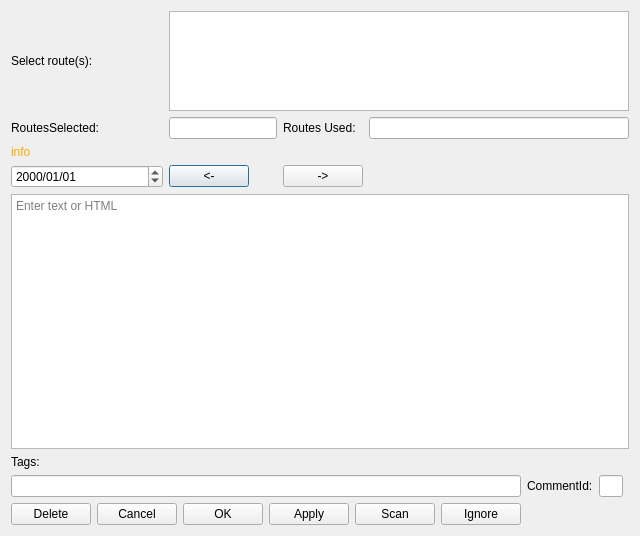
allenck/mapper, file ui/routecommentsdlg.ui: the form before one commit.
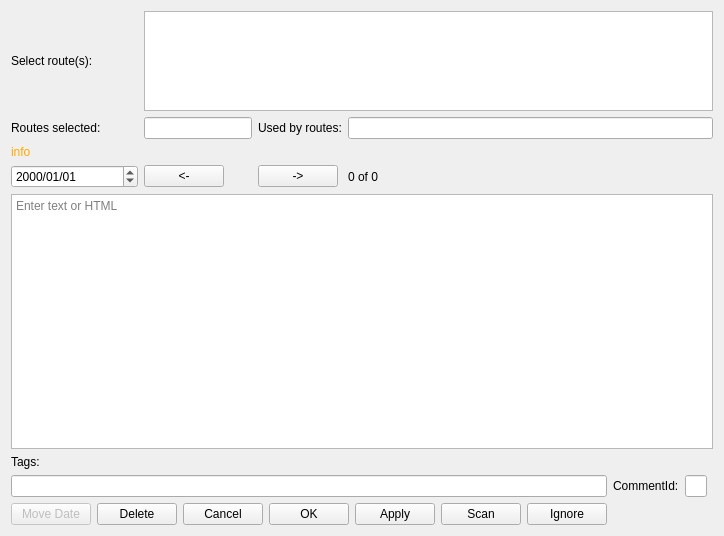
The form after the commit. Custom widgets are drawn as their Qt base class.

What changed in the file:
```diff
--- a/ui/routecommentsdlg.ui
+++ b/ui/routecommentsdlg.ui
@@ -6,7 +6,7 @@
    <rect>
     <x>0</x>
     <y>0</y>
-    <width>640</width>
+    <width>721</width>
     <height>536</height>
    </rect>
   </property>
@@ -14,23 +14,23 @@
    <string>Dialog</string>
   </property>
   <layout class="QGridLayout" name="gridLayout">
-   <item row="3" column="3" colspan="4">
-    <spacer name="horizontalSpacer">
-     <property name="orientation">
-      <enum>Qt::Orientation::Horizontal</enum>
-     </property>
-     <property name="sizeHint" stdset="0">
-      <size>
-       <width>79</width>
-       <height>20</height>
-      </size>
-     </property>
-    </spacer>
-   </item>
-   <item row="1" column="0">
-    <widget class="QLabel" name="label_4">
+   <item row="6" column="5">
+    <widget class="QLabel" name="label_3">
      <property name="text">
-      <string>RoutesSelected:</string>
+      <string>CommentId:</string>
+     </property>
+    </widget>
+   </item>
+   <item row="1" column="1">
+    <widget class="QLineEdit" name="routesSelected">
+     <property name="sizePolicy">
+      <sizepolicy hsizetype="Fixed" vsizetype="Fixed">
+       <horstretch>0</horstretch>
+       <verstretch>0</verstretch>
+      </sizepolicy>
+     </property>
+     <property name="readOnly">
+      <bool>true</bool>
      </property>
     </widget>
    </item>
@@ -41,67 +41,40 @@
      </property>
     </widget>
    </item>
-   <item row="4" column="0" colspan="7">
+   <item row="4" column="0" colspan="8">
     <widget class="HtmlTextEdit" name="txtComments">
      <property name="placeholderText">
       <string>Enter text or HTML</string>
      </property>
     </widget>
    </item>
-   <item row="3" column="1">
-    <widget class="QPushButton" name="btnPrev">
-     <property name="sizePolicy">
-      <sizepolicy hsizetype="Fixed" vsizetype="Fixed">
-       <horstretch>0</horstretch>
-       <verstretch>0</verstretch>
-      </sizepolicy>
-     </property>
+   <item row="5" column="0">
+    <widget class="QLabel" name="label_2">
      <property name="text">
-      <string>&lt;-</string>
+      <string>Tags:</string>
      </property>
     </widget>
    </item>
-   <item row="3" column="2">
-    <widget class="QPushButton" name="btnNext">
-     <property name="sizePolicy">
-      <sizepolicy hsizetype="Fixed" vsizetype="Fixed">
-       <horstretch>0</horstretch>
-       <verstretch>0</verstretch>
-      </sizepolicy>
-     </property>
-     <property name="text">
-      <string>-&gt;</string>
-     </property>
-    </widget>
-   </item>
-   <item row="2" column="0" colspan="7">
-    <widget class="QLabel" name="lblInfo">
-     <property name="styleSheet">
-      <string notr="true">color: rgb(255, 170, 0)</string>
-     </property>
-     <property name="text">
-      <string>info</string>
-     </property>
-    </widget>
-   </item>
-   <item row="6" column="4">
-    <widget class="QLabel" name="label_3">
-     <property name="text">
-      <string>CommentId:</string>
-     </property>
-    </widget>
-   </item>
-   <item row="6" column="0" colspan="4">
-    <widget class="QLineEdit" name="txtTags">
-     <property name="text">
-      <string/>
-     </property>
-    </widget>
-   </item>
-   <item row="7" column="0" colspan="4">
+   <item row="7" column="0" colspan="5">
     <layout class="QHBoxLayout" name="horizontalLayout">
+     <item>
+      <widget class="QPushButton" name="btnChangeDate">
+       <property name="enabled">
+        <bool>false</bool>
+       </property>
+       <property name="toolTip">
+        <string>&lt;html&gt;&lt;head/&gt;&lt;body&gt;&lt;p&gt;Click tomove the comment to a different date.&lt;/p&gt;&lt;/body&gt;&lt;/html&gt;</string>
+       </property>
+       <property name="text">
+        <string>Move Date</string>
+       </property>
+      </widget>
+     </item>
      <item>
       <widget class="QPushButton" name="btnDelete">
+       <property name="toolTip">
+        <string>&lt;html&gt;&lt;head/&gt;&lt;body&gt;&lt;p&gt;Click to remove the currently displayed comment&lt;/p&gt;&lt;/body&gt;&lt;/html&gt;</string>
+       </property>
        <property name="text">
         <string>Delete</string>
        </property>
@@ -144,20 +117,51 @@
      </item>
     </layout>
    </item>
-   <item row="1" column="1">
-    <widget class="QLineEdit" name="routesSelected">
+   <item row="6" column="0" colspan="5">
+    <widget class="QLineEdit" name="txtTags">
+     <property name="text">
+      <string/>
+     </property>
+    </widget>
+   </item>
+   <item row="3" column="1">
+    <widget class="QPushButton" name="btnPrev">
      <property name="sizePolicy">
       <sizepolicy hsizetype="Fixed" vsizetype="Fixed">
        <horstretch>0</horstretch>
        <verstretch>0</verstretch>
       </sizepolicy>
      </property>
+     <property name="text">
+      <string>&lt;-</string>
+     </property>
+    </widget>
+   </item>
+   <item row="3" column="0">
+    <widget class="QDateEdit" name="dateEdit">
+     <property name="toolTip">
+      <string>&lt;html&gt;&lt;head/&gt;&lt;body&gt;&lt;p&gt;Edit to load comments for a different date.&lt;/p&gt;&lt;/body&gt;&lt;/html&gt;</string>
+     </property>
+     <property name="displayFormat">
+      <string>yyyy/MM/dd</string>
+     </property>
+    </widget>
+   </item>
+   <item row="1" column="2">
+    <widget class="QLabel" name="label_5">
+     <property name="text">
+      <string>Used by routes:</string>
+     </property>
+    </widget>
+   </item>
+   <item row="6" column="6">
+    <widget class="QLineEdit" name="txtCommentId">
      <property name="readOnly">
       <bool>true</bool>
      </property>
     </widget>
    </item>
-   <item row="0" column="1" colspan="6">
+   <item row="0" column="1" colspan="7">
     <widget class="RouteSelector" name="tableView">
      <property name="sizePolicy">
       <sizepolicy hsizetype="Expanding" vsizetype="Fixed">
@@ -176,54 +180,76 @@
      </property>
     </widget>
    </item>
-   <item row="5" column="0">
-    <widget class="QLabel" name="label_2">
+   <item row="3" column="2">
+    <widget class="QPushButton" name="btnNext">
+     <property name="sizePolicy">
+      <sizepolicy hsizetype="Fixed" vsizetype="Fixed">
+       <horstretch>0</horstretch>
+       <verstretch>0</verstretch>
+      </sizepolicy>
+     </property>
      <property name="text">
-      <string>Tags:</string>
+      <string>-&gt;</string>
      </property>
     </widget>
    </item>
-   <item row="1" column="2">
-    <widget class="QLabel" name="label_5">
+   <item row="1" column="0">
+    <widget class="QLabel" name="label_4">
      <property name="text">
-      <string>Routes Used:</string>
+      <string>Routes selected:</string>
      </property>
     </widget>
    </item>
-   <item row="3" column="0">
-    <widget class="QDateEdit" name="dateEdit">
-     <property name="displayFormat">
-      <string>yyyy/MM/dd</string>
+   <item row="2" column="0" colspan="8">
+    <widget class="QLabel" name="lblInfo">
+     <property name="styleSheet">
+      <string notr="true">color: rgb(255, 170, 0)</string>
      </property>
+     <property name="text">
+      <string>info</string>
+     </property>
     </widget>
    </item>
-   <item row="1" column="3" colspan="4">
+   <item row="3" column="5" colspan="3">
+    <spacer name="horizontalSpacer">
+     <property name="orientation">
+      <enum>Qt::Orientation::Horizontal</enum>
+     </property>
+     <property name="sizeHint" stdset="0">
+      <size>
+       <width>79</width>
+       <height>20</height>
+      </size>
+     </property>
+    </spacer>
+   </item>
+   <item row="3" column="3" colspan="2">
+    <widget class="QLabel" name="lblInfo2">
+     <property name="text">
+      <string>0 of 0</string>
+     </property>
+    </widget>
+   </item>
+   <item row="1" column="3" colspan="5">
     <widget class="QLineEdit" name="txtRoutesUsed">
      <property name="readOnly">
       <bool>true</bool>
      </property>
     </widget>
    </item>
-   <item row="6" column="5">
-    <widget class="QLineEdit" name="txtCommentId">
-     <property name="readOnly">
-      <bool>true</bool>
-     </property>
-    </widget>
-   </item>
   </layout>
  </widget>
  <customwidgets>
-  <customwidget>
-   <class>HtmlTextEdit</class>
-   <extends>QTextEdit</extends>
-   <header>htmltextedit.h</header>
-  </customwidget>
   <customwidget>
    <class>RouteSelector</class>
    <extends>QTableView</extends>
    <header>routeselector.h</header>
   </customwidget>
+  <customwidget>
+   <class>HtmlTextEdit</class>
+   <extends>QTextEdit</extends>
+   <header>htmltextedit.h</header>
+  </customwidget>
  </customwidgets>
  <resources/>
  <connections/>
```
